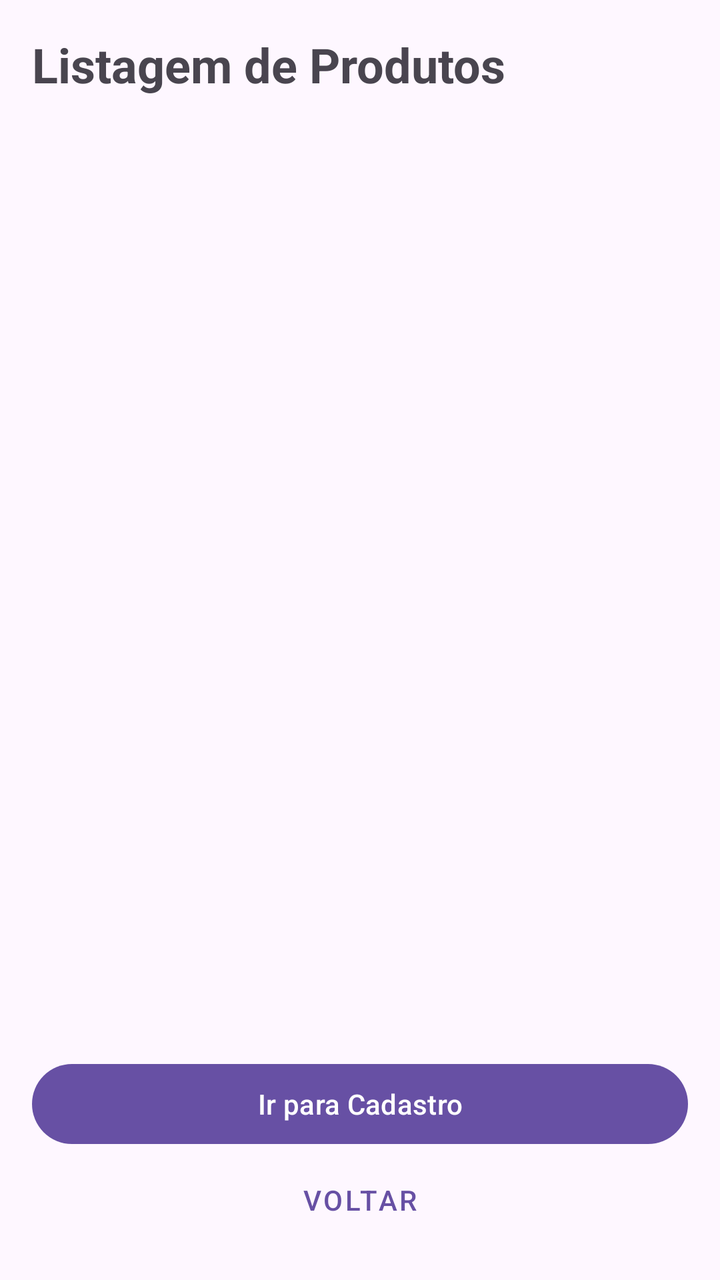
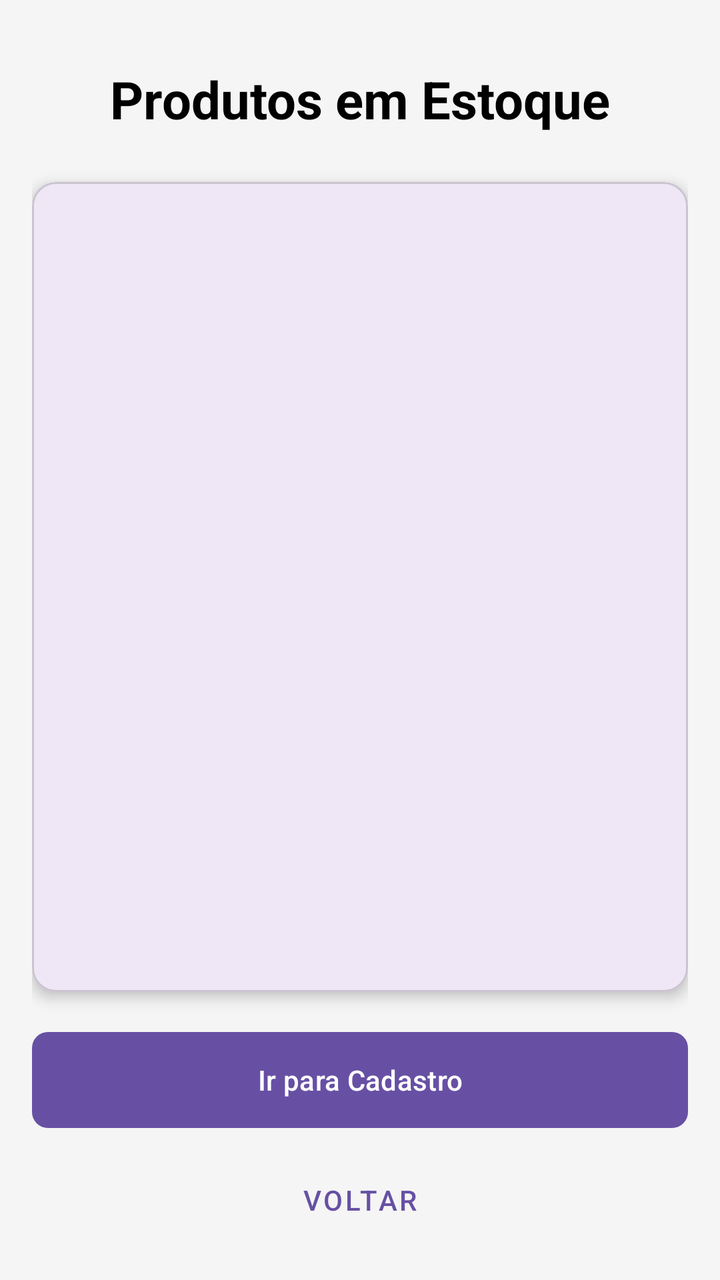

Screens rendered from an Android XML layout before and after an edit, with the pre-edit source and the edit as a unified diff.
<!-- AndroidManifest.xml: application theme Theme.Prova_Android -->
<!-- res/layout/activity_main.xml -->
<?xml version="1.0" encoding="utf-8"?>
<LinearLayout xmlns:android="http://schemas.android.com/apk/res/android"
    android:id="@+id/main"
    android:layout_width="match_parent"
    android:layout_height="match_parent"
    android:orientation="vertical"
    android:padding="16dp">

    <TextView
        android:layout_width="wrap_content"
        android:layout_height="wrap_content"
        android:layout_marginBottom="16dp"
        android:text="Listagem de Produtos"
        android:textSize="24sp"
        android:textStyle="bold" />

    <ListView
        android:id="@+id/list_produtos"
        android:layout_width="match_parent"
        android:layout_height="0dp"
        android:layout_weight="1" />

    <Button
        android:id="@+id/btn_voltar_cadastro"
        android:layout_width="match_parent"
        android:layout_height="wrap_content"
        android:layout_marginTop="8dp"
        android:text="Ir para Cadastro" />

    <Button
        android:id="@+id/btn_voltar"
        style="@style/Widget.MaterialComponents.Button.TextButton"
        android:layout_width="match_parent"
        android:layout_height="wrap_content"
        android:text="Voltar" />

</LinearLayout>
<!-- resources referenced by this layout -->
<resources>
  <style name="Theme.Prova_Android" parent="Base.Theme.Prova_Android" />
  <style name="Base.Theme.Prova_Android" parent="Theme.Material3.DayNight.NoActionBar">
          
          
      </style>
</resources>

<!-- the commit's change to res/layout/activity_main.xml (unified diff, before → after) -->
@@ -1,37 +1,63 @@
 <?xml version="1.0" encoding="utf-8"?>
-<LinearLayout xmlns:android="http://schemas.android.com/apk/res/android"
-    android:id="@+id/main"
+<androidx.constraintlayout.widget.ConstraintLayout xmlns:android="http://schemas.android.com/apk/res/android"
+    xmlns:app="http://schemas.android.com/apk/res-auto"
     android:layout_width="match_parent"
     android:layout_height="match_parent"
-    android:orientation="vertical"
+    android:background="#F5F5F5"
     android:padding="16dp">
 
     <TextView
+        android:id="@+id/textViewTitulo"
         android:layout_width="wrap_content"
         android:layout_height="wrap_content"
-        android:layout_marginBottom="16dp"
-        android:text="Listagem de Produtos"
-        android:textSize="24sp"
-        android:textStyle="bold" />
+        android:layout_marginTop="16dp"
+        android:text="Produtos em Estoque"
+        android:textColor="@color/black"
+        android:textSize="26sp"
+        android:textStyle="bold"
+        app:layout_constraintEnd_toEndOf="parent"
+        app:layout_constraintStart_toStartOf="parent"
+        app:layout_constraintTop_toTopOf="parent" />
 
-    <ListView
-        android:id="@+id/list_produtos"
+    <com.google.android.material.card.MaterialCardView
+        android:id="@+id/card_lista"
         android:layout_width="match_parent"
         android:layout_height="0dp"
-        android:layout_weight="1" />
+        android:layout_marginTop="24dp"
+        android:layout_marginBottom="16dp"
+        app:cardCornerRadius="12dp"
+        app:cardElevation="4dp"
+        app:layout_constraintBottom_toTopOf="@+id/btn_voltar_cadastro"
+        app:layout_constraintTop_toBottomOf="@+id/textViewTitulo">
+
+        <ListView
+            android:id="@+id/list_produtos"
+            android:layout_width="match_parent"
+            android:layout_height="match_parent"
+            android:divider="@android:color/darker_gray"
+            android:dividerHeight="0.5dp"
+            android:padding="8dp" />
+    </com.google.android.material.card.MaterialCardView>
 
     <Button
         android:id="@+id/btn_voltar_cadastro"
         android:layout_width="match_parent"
-        android:layout_height="wrap_content"
-        android:layout_marginTop="8dp"
-        android:text="Ir para Cadastro" />
+        android:layout_height="56dp"
+        android:layout_marginBottom="8dp"
+        android:text="Ir para Cadastro"
+        app:cornerRadius="8dp"
+        app:layout_constraintBottom_toTopOf="@+id/btn_voltar"
+        app:layout_constraintEnd_toEndOf="parent"
+        app:layout_constraintStart_toStartOf="parent" />
 
     <Button
         android:id="@+id/btn_voltar"
         style="@style/Widget.MaterialComponents.Button.TextButton"
         android:layout_width="match_parent"
         android:layout_height="wrap_content"
-        android:text="Voltar" />
+        android:text="Voltar"
+        app:layout_constraintBottom_toBottomOf="parent"
+        app:layout_constraintEnd_toEndOf="parent"
+        app:layout_constraintStart_toStartOf="parent" />
 
-</LinearLayout>
+</androidx.constraintlayout.widget.ConstraintLayout>
<!-- resource entries referenced after the edit -->
@@ -1,5 +1,6 @@
 <!-- resources referenced by this layout -->
 <resources>
+  <color name="black">#FF000000</color>
   <style name="Theme.Prova_Android" parent="Base.Theme.Prova_Android" />
   <style name="Base.Theme.Prova_Android" parent="Theme.Material3.DayNight.NoActionBar">
           
